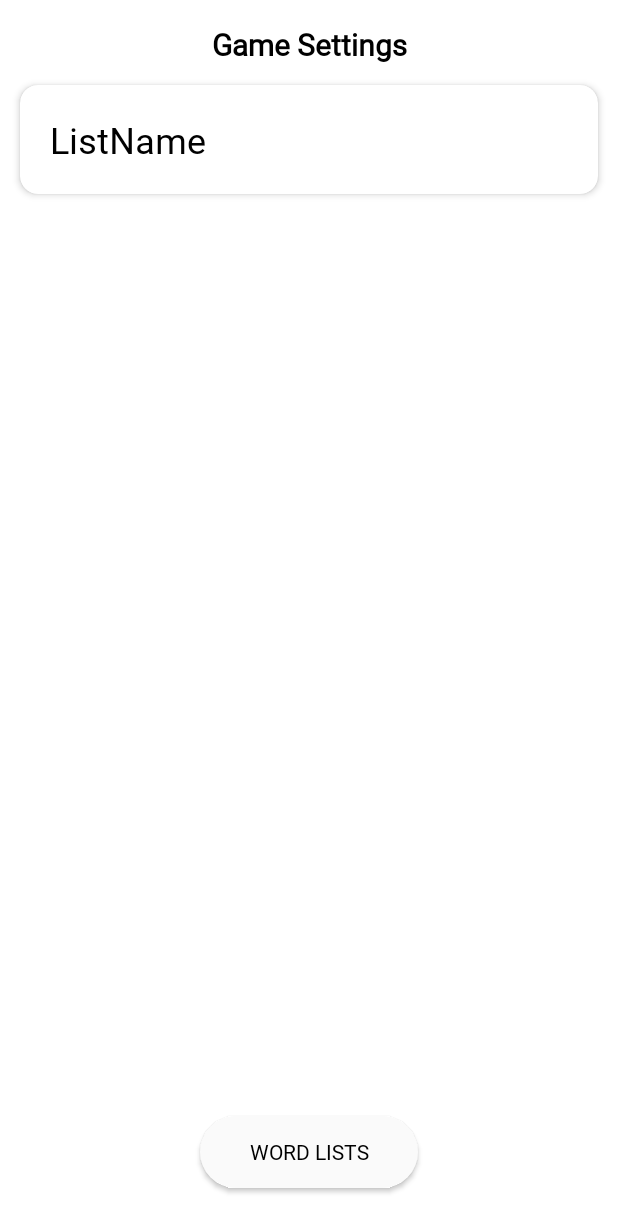
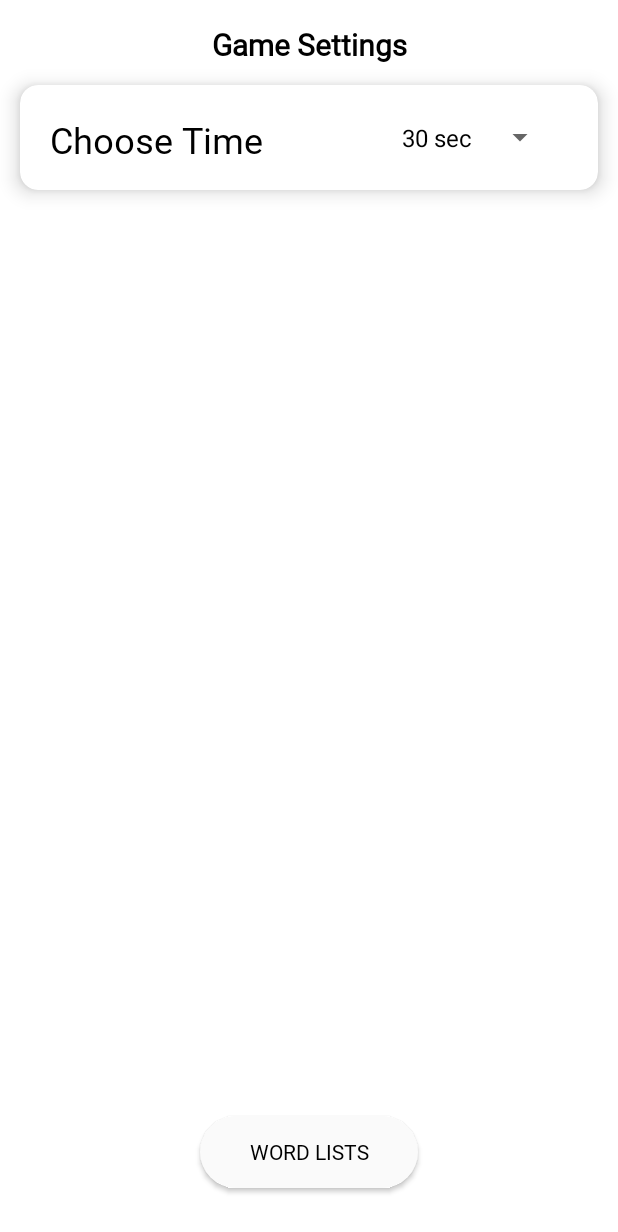
Before and after one commit to MarSeliN666/AliasKotlin, an Android app: the GameSettings screen opened through its navigation route, on a phone screen of 412 x 824 dp. Shown: the top 1232 px of the screen. Run offline under Robolectric (Android 15) with nearby library versions, the phone set to English and light mode, and no system bars.

Commit message:
edited a bit

```diff
--- a/app/src/main/AndroidManifest.xml
+++ b/app/src/main/AndroidManifest.xml
@@ -8,13 +8,13 @@
         android:label="@string/app_name"
         android:roundIcon="@mipmap/ic_launcher_round"
         android:supportsRtl="true"
-        android:theme="@style/AppTheme">
+        android:theme="@style/AppTheme"
+        >
         <activity
             android:name=".MainActivity"
             android:screenOrientation="portrait">
             <intent-filter>
                 <action android:name="android.intent.action.MAIN" />
-
                 <category android:name="android.intent.category.LAUNCHER" />
             </intent-filter>
         </activity>
--- a/app/src/main/java/com/example/alieskotlin/GameSettings.kt
+++ b/app/src/main/java/com/example/alieskotlin/GameSettings.kt
@@ -6,6 +6,8 @@ import androidx.fragment.app.Fragment
 import android.view.LayoutInflater
 import android.view.View
 import android.view.ViewGroup
+import android.widget.AdapterView
+import android.widget.ArrayAdapter
 import androidx.navigation.fragment.findNavController
 import kotlinx.android.synthetic.main.fragment_game_settings.*
 
@@ -20,9 +22,37 @@ class GameSettings : Fragment() {
     }
 
     override fun onStart() {
+
+        var selectedTime : String
+
         moveToWordListChoosing.setOnClickListener {
             findNavController().navigate(R.id.action_gameSettings_to_wordListChoosing)
         }
+
+        val timeChoose = arrayOf("30 sec", "1 min", "2 min", "4 min")
+        val arrayAdapter =
+            context?.let { ArrayAdapter<String>(it, android.R.layout.simple_spinner_dropdown_item, timeChoose) }
+
+        spinner_timeChoosing.adapter = arrayAdapter
+
+        spinner_timeChoosing.onItemSelectedListener = object :
+
+        AdapterView.OnItemSelectedListener{
+            override fun onNothingSelected(parent: AdapterView<*>?) {
+            selectedTime = "1 min"
+            }
+
+            override fun onItemSelected(
+                parent: AdapterView<*>?,
+                view: View?,
+                position: Int,
+                id: Long
+            ) {
+            selectedTime = timeChoose[position]
+            }
+
+        }
+
         super.onStart()
     }
 
--- a/app/src/main/res/layout/fragment_game_settings.xml
+++ b/app/src/main/res/layout/fragment_game_settings.xml
@@ -7,12 +7,12 @@
     tools:context=".GameSettings">
 
     <TextView
-        android:id="@+id/textView5"
+        android:id="@+id/tv_GSTitile"
         android:layout_width="wrap_content"
         android:layout_height="wrap_content"
         android:layout_marginTop="16dp"
         android:fontFamily="@font/kelly_slab"
-        android:text="Game Settings"
+        android:text="@string/game_settings"
         android:textColor="@color/colorAccent"
         android:textSize="20sp"
         android:textStyle="bold"
@@ -23,20 +23,20 @@
     <androidx.cardview.widget.CardView
         android:id="@+id/card_view"
         android:layout_width="match_parent"
-        android:layout_height="wrap_content"
+        android:layout_height="70dp"
         android:layout_margin="13dp"
         android:layout_marginTop="10dp"
         app:cardBackgroundColor="@android:color/white"
         app:cardCornerRadius="12dp"
-        app:cardElevation="3dp"
+        app:cardElevation="8dp"
         app:contentPadding="4dp"
         app:layout_constraintEnd_toEndOf="parent"
         app:layout_constraintStart_toStartOf="parent"
-        app:layout_constraintTop_toBottomOf="@+id/textView5">
+        app:layout_constraintTop_toBottomOf="@+id/tv_GSTitile">
 
         <androidx.constraintlayout.widget.ConstraintLayout
             android:layout_width="match_parent"
-            android:layout_height="wrap_content"
+            android:layout_height="match_parent"
             android:padding="16dp">
 
             <TextView
@@ -45,13 +45,24 @@
                 android:layout_height="wrap_content"
                 android:layout_alignParentTop="true"
                 android:fontFamily="@font/kelly_slab"
-                android:text="@string/listname"
+                android:text="@string/choose_time"
                 android:textColor="@android:color/black"
                 android:textSize="24sp"
                 app:layout_constraintBottom_toBottomOf="parent"
                 app:layout_constraintStart_toStartOf="parent"
-                app:layout_constraintTop_toTopOf="parent"
-                app:layout_constraintVertical_bias="0.531" />
+                app:layout_constraintTop_toTopOf="parent" />
+
+            <Spinner
+                android:id="@+id/spinner_timeChoosing"
+                style="@style/SpinnerStyle"
+                android:layout_width="wrap_content"
+                android:layout_height="wrap_content"
+                android:layout_marginEnd="8dp"
+                android:dropDownWidth="120dp"
+                android:elevation="5dp"
+                app:layout_constraintBottom_toBottomOf="@+id/tv_listName"
+                app:layout_constraintEnd_toEndOf="parent"
+                app:layout_constraintTop_toTopOf="@+id/tv_listName" />
 
         </androidx.constraintlayout.widget.ConstraintLayout>
     </androidx.cardview.widget.CardView>
--- a/app/src/main/res/layout/fragment_teams.xml
+++ b/app/src/main/res/layout/fragment_teams.xml
@@ -30,8 +30,7 @@
         app:layout_constraintBottom_toTopOf="@+id/tv_endGame"
         app:layout_constraintEnd_toEndOf="parent"
         app:layout_constraintStart_toStartOf="parent"
-        app:layout_constraintTop_toBottomOf="@+id/textView3"
-        app:layout_constraintVertical_bias="0.562" />
+        app:layout_constraintTop_toBottomOf="@+id/textView3" />
 
     <Button
         android:id="@+id/tv_endGame"
--- a/app/src/main/res/layout/fragment_word_list_choosing.xml
+++ b/app/src/main/res/layout/fragment_word_list_choosing.xml
@@ -26,7 +26,7 @@
         android:id="@+id/recyclerView_lists"
         android:layout_width="0dp"
         android:layout_height="0dp"
-        android:layout_margin="16dp"
+        android:layout_margin="8dp"
         app:layout_constraintBottom_toTopOf="@+id/moveToGame"
         app:layout_constraintEnd_toEndOf="parent"
         app:layout_constraintStart_toStartOf="parent"
--- a/app/src/main/res/values/strings.xml
+++ b/app/src/main/res/values/strings.xml
@@ -25,4 +25,13 @@
     <string name="tv_30sec">30sec</string>
     <string name="time_over">Time has run out!</string>
     <string name="listname">ListName</string>
+    <string name="game_settings">Game Settings</string>
+    <string name="choose_time">Choose Time</string>
+
+    <string-array name="time">
+        <item>30 sec</item>
+        <item>1 min</item>
+        <item>2 min</item>
+        <item>4 min</item>
+    </string-array>
 </resources>
--- a/app/src/main/res/values/styles.xml
+++ b/app/src/main/res/values/styles.xml
@@ -17,4 +17,9 @@
 
     </style>
 
+    <style name="SpinnerStyle" >
+        <item name="android:textSize" >24sp</item>
+        <item name="android:textStyle" >bold</item>
+    </style>
+
 </resources>
```
Also changed, not shown: app/src/main/res/layout/card_lists.xml (+5 -6 lines), app/src/main/res/layout/card_teams.xml (+5 -6 lines).
